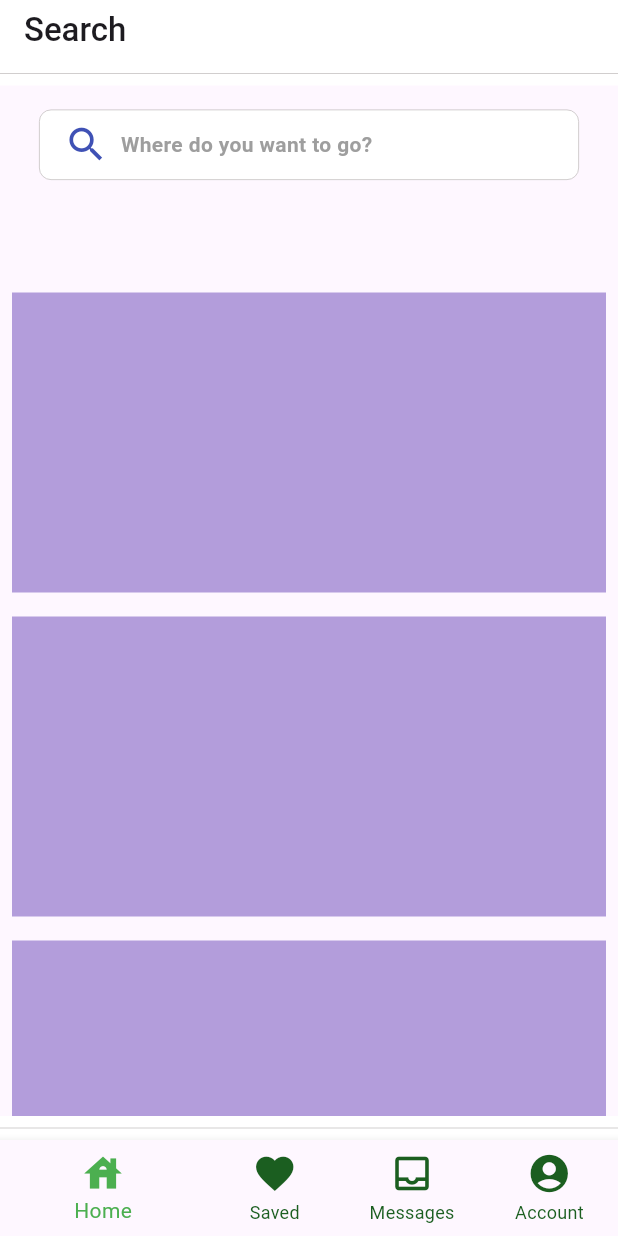
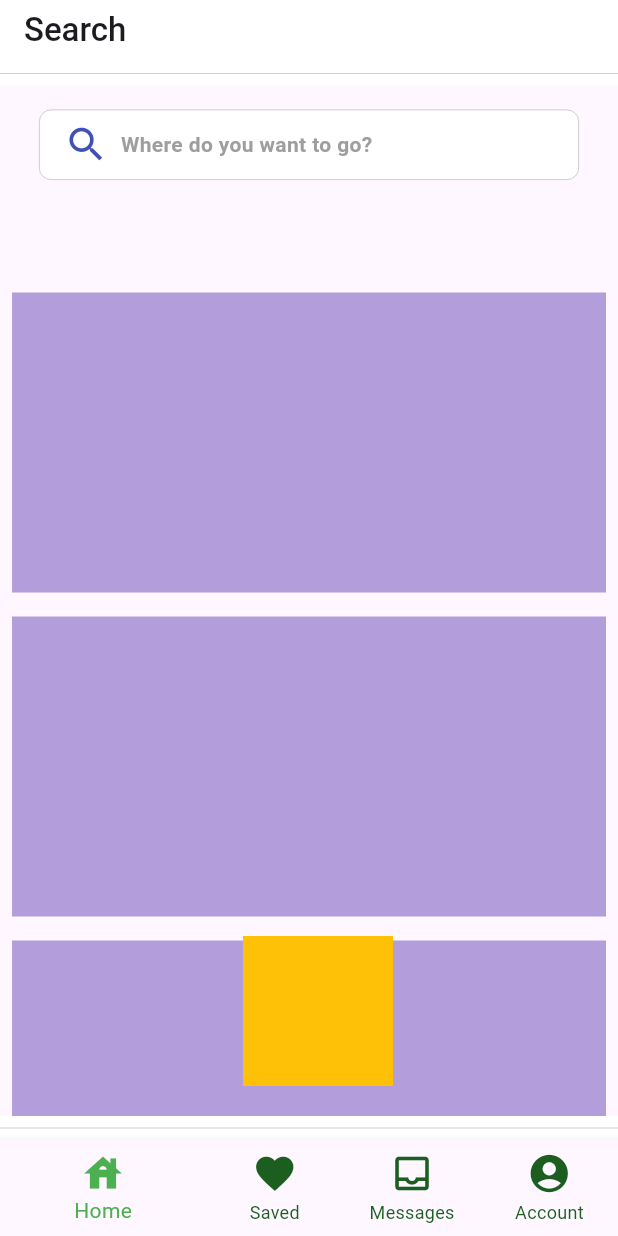
Before and after one commit to ChrisrunnerR/AppartmentSwap, a Flutter app: the screen it shows once a user with an empty profile is signed in, on a phone screen of 412 x 824 dp. Run offline on Flutter 3.47's test engine with Material 3 defaults, Android fonts, the phone set to English and light mode, and no system bars; our stand-ins replace firebase_auth, firebase_core, google_maps_flutter, google_sign_in; accounts and stored records are empty.

Commit message:
added in google maps and a button in home page overlaying the images i want to add in map button that will push new page to view map

```diff
--- a/lib/auth/auth_page.dart
+++ b/lib/auth/auth_page.dart
@@ -5,7 +5,7 @@ import 'package:flutter/material.dart';
 import 'package:signin/pages/home_page.dart';
 import 'package:signin/auth/login_or_register_page.dart';
 import 'package:signin/pages/login_page.dart';
-import 'package:signin/auth/_home_screen.dart';
+import 'package:signin/pages/_home_screen.dart';
 
 class AuthPage extends StatelessWidget {
   const AuthPage({super.key});
--- a/lib/components/scroll_listview_homes.dart
+++ b/lib/components/scroll_listview_homes.dart
@@ -1,6 +1,7 @@
 // ignore_for_file: prefer_const_constructors, sort_child_properties_last
 
 import 'package:flutter/material.dart';
+import 'package:flutter/widgets.dart';
 import 'package:signin/components/search_bar.dart';
 
 class ScrollViewHomes extends StatelessWidget {
@@ -8,7 +9,9 @@ class ScrollViewHomes extends StatelessWidget {
 
   @override
   Widget build(BuildContext context) {
-    return Column(
+    return Stack(
+      children: [
+        Column(
           children: [
             SearchBarDest(),
             Expanded(
@@ -46,6 +49,17 @@ class ScrollViewHomes extends StatelessWidget {
               ),
             ),
           ],
+        ),
+        Positioned(
+          bottom: 20,
+          right: 150,
+          child: Container(
+            height: 100,
+            width: 100,
+            color: Colors.amber,
+          ),
+        )
+      ],
     );
   }
 }
--- a/lib/main.dart
+++ b/lib/main.dart
@@ -3,6 +3,7 @@
 import 'package:flutter/material.dart';
 import 'package:signin/auth/auth_page.dart';
 import 'package:firebase_core/firebase_core.dart';
+import 'package:google_maps_flutter/google_maps_flutter.dart';
 import 'firebase_options.dart';
 
 void main() async {
--- a/pubspec.yaml
+++ b/pubspec.yaml
@@ -10,6 +10,7 @@ dependencies:
   firebase_auth: ^4.19.1
   firebase_core: ^2.29.0
   google_sign_in: ^6.2.1
+  google_maps_flutter: ^2.6.0
   flutter:
     sdk: flutter
 
```
Also changed, not shown: lib/pages/account_page.dart (+10 -2 lines), lib/pages/delete_reference.dart (added, +53 -0 lines), lib/pages/_home_screen.dart (renamed from lib/auth/_home_screen.dart), pubspec.lock, 5 other files. Lines whose indentation alone changed are shown as unchanged.
